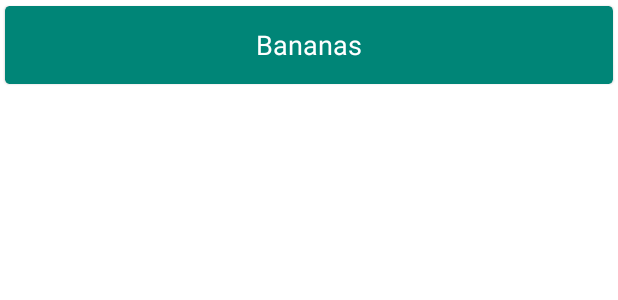
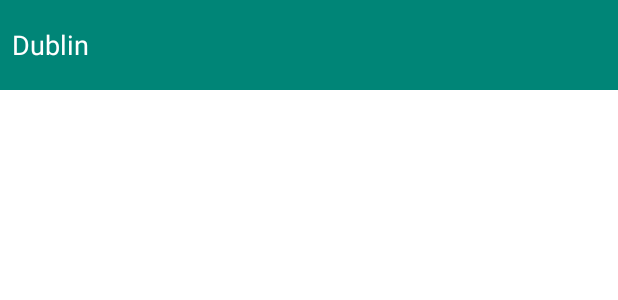
Before and after one commit to douglasalipio/travel_port_code_douglas_challage, an Android app: the layout product_header.xml on its own in the app's theme, with its tools: preview values and no code run, on a phone screen of 412 x 824 dp. Shown: the top 300 px of the screen. Run offline under Robolectric (Android 15) with nearby library versions, the phone set to English and light mode, and no system bars; network calls fail.

```diff
--- a/app/src/main/java/com/baseproject/douglas/data/feature/weather/WeatherDtoMapper.kt
+++ b/app/src/main/java/com/baseproject/douglas/data/feature/weather/WeatherDtoMapper.kt
@@ -9,6 +9,7 @@ class WeatherDtoMapper : Mapper<WeatherDto, WeatherInfo> {
 
     override fun map(from: WeatherDto) = WeatherInfo(
         city = from.name,
+        country = from.countryInfo.country,
         humidity = from.main.humidity.toString(),
         feelsLike = from.main.feelsLike.toString(),
         tempeture = from.main.temp.toString()
--- a/app/src/main/java/com/baseproject/douglas/feature/weather/WeatherContract.kt
+++ b/app/src/main/java/com/baseproject/douglas/feature/weather/WeatherContract.kt
@@ -11,14 +11,10 @@ interface WeatherContract {
 
         fun showProducts(section: Section)
         fun showDataError()
-        //fun setUpGridList(totalItems: Int, product: Product)
-       // fun showProductDetail(weatherDetail: WeatherDetail)
     }
 
     interface Presenter : BasePresenter {
-       fun loadData()
-        //fun mapProductItems(data: Product, clickProductDetail: (String) -> Unit)
-        //fun loadProductDetail(productId: String)
+        fun loadData(city: String)
     }
 
     interface Interactor : BaseInteractor {
--- a/app/src/main/java/com/baseproject/douglas/feature/weather/WeatherInteractor.kt
+++ b/app/src/main/java/com/baseproject/douglas/feature/weather/WeatherInteractor.kt
@@ -26,7 +26,7 @@ class WeatherInteractor @Inject constructor(
             val weatherDto = withContext(Dispatchers.IO) { appRepository.requestWeatherBy(city) }
             val forecastDto = withContext(Dispatchers.IO) { appRepository.requestForecastBy(city) }
             val weather = weatherMapper.map(weatherDto)
-            weather.forecastList.addAll(forecastMapper.mapToList(forecastDto).toMutableList())
+            weather.forecastList.addAll(forecastMapper.mapToList(forecastDto))
             getWeatherDetailCallback.onWeatherInfoLoaded(weather)
         }
     }
--- a/app/src/main/java/com/baseproject/douglas/feature/weather/data/WeatherInfo.kt
+++ b/app/src/main/java/com/baseproject/douglas/feature/weather/data/WeatherInfo.kt
@@ -2,8 +2,9 @@ package com.baseproject.douglas.feature.weather.data
 
 class WeatherInfo(
     val city: String,
+    val country : String,
     val humidity: String,
     val tempeture: String,
     val feelsLike: String,
-    val forecastList: MutableList<ForecastInfo> = mutableListOf()
+    var forecastList: MutableList<ForecastInfo> = mutableListOf()
 )
--- a/app/src/main/res/layout/product_header.xml
+++ b/app/src/main/res/layout/product_header.xml
@@ -1,33 +1,20 @@
 <?xml version="1.0" encoding="utf-8"?>
-<androidx.constraintlayout.widget.ConstraintLayout xmlns:android="http://schemas.android.com/apk/res/android"
+<LinearLayout xmlns:android="http://schemas.android.com/apk/res/android"
     xmlns:app="http://schemas.android.com/apk/res-auto"
     xmlns:tools="http://schemas.android.com/tools"
     android:layout_width="match_parent"
-        android:layout_height="wrap_content">
-
-    <com.google.android.material.card.MaterialCardView
-            style="@style/Widget.MaterialComponents.CardView"
-            android:layout_width="match_parent"
     android:layout_height="60dp"
-            android:elevation="2dp"
-            app:cardBackgroundColor="@color/colorPrimary"
-            app:cardCornerRadius="3dp"
-            app:cardUseCompatPadding="true"
-            app:layout_constraintStart_toStartOf="parent"
-            app:layout_constraintTop_toTopOf="parent">
+    android:background="@color/colorPrimary">
 
     <TextView
         android:id="@+id/headerTitle"
         android:layout_width="wrap_content"
         android:layout_height="wrap_content"
         android:layout_gravity="center"
+        android:layout_marginStart="@dimen/grid_8"
         android:textColor="@android:color/white"
         android:textSize="18sp"
         app:layout_constraintStart_toStartOf="parent"
         app:layout_constraintTop_toTopOf="parent"
-                tools:text="Bananas" />
-
-    </com.google.android.material.card.MaterialCardView>
-
-
-</androidx.constraintlayout.widget.ConstraintLayout>
+        tools:text="Dublin" />
+</LinearLayout>
--- a/app/src/main/res/values/styles.xml
+++ b/app/src/main/res/values/styles.xml
@@ -1,7 +1,7 @@
 <resources>
 
     <!-- Base application theme. -->
-    <style name="AppTheme" parent="Theme.MaterialComponents.DayNight.DarkActionBar">
+    <style name="AppTheme" parent="Theme.MaterialComponents.DayNight.NoActionBar">
         <!-- Customize your theme here. -->
         <item name="colorPrimary">@color/colorPrimary</item>
         <item name="colorPrimaryDark">@color/colorPrimaryDark</item>
```
Also changed, not shown: app/src/main/java/com/baseproject/douglas/data/feature/forecast/ForecastDto.kt (+9 -7 lines), app/src/main/java/com/baseproject/douglas/data/feature/forecast/ForecastDtoMapper.kt (+3 -9 lines), app/src/main/java/com/baseproject/douglas/data/feature/weather/WeatherDto.kt (+11 -4 lines), app/src/main/java/com/baseproject/douglas/feature/weather/WeatherPresenter.kt (+9 -5 lines), app/src/main/java/com/baseproject/douglas/feature/weather/view/WeatherAppActivity.kt (+3 -13 lines), app/src/main/java/com/baseproject/douglas/util/DateHelper.kt (+4 -12 lines), 6 other files. Lines whose indentation alone changed are shown as unchanged.
